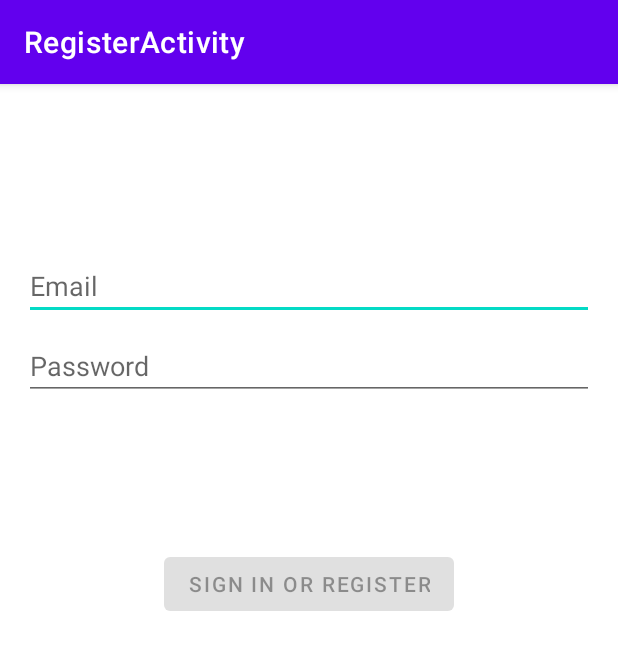
After one commit to binarynumdev/patient-doctor-app, an Android app: the RegisterActivity screen opened directly, with no data from a screen before it, on a phone screen of 412 x 824 dp. The commit adds this screen. Shown: the top 650 px of the screen. Run offline under Robolectric (Android 15) with nearby library versions, the phone set to English and light mode, and no system bars.

Commit message:
check user id and redirect to main or register  screen

```diff
--- a/app/build.gradle
+++ b/app/build.gradle
@@ -64,6 +64,7 @@ dependencies {
 
 
     implementation 'androidx.legacy:legacy-support-v4:1.0.0'
+    implementation 'androidx.annotation:annotation:1.3.0'
 
 
     testImplementation 'junit:junit:4.12'
--- /dev/null
+++ b/app/src/main/java/com/consulmedics/patientdata/ui/login/LoginViewModelFactory.kt
@@ -0,0 +1,25 @@
+package com.consulmedics.patientdata.ui.login
+
+import androidx.lifecycle.ViewModel
+import androidx.lifecycle.ViewModelProvider
+import com.consulmedics.patientdata.data.LoginDataSource
+import com.consulmedics.patientdata.data.LoginRepository
+
+/**
+ * ViewModel provider factory to instantiate LoginViewModel.
+ * Required given LoginViewModel has a non-empty constructor
+ */
+class LoginViewModelFactory : ViewModelProvider.Factory {
+
+    @Suppress("UNCHECKED_CAST")
+    override fun <T : ViewModel> create(modelClass: Class<T>): T {
+        if (modelClass.isAssignableFrom(LoginViewModel::class.java)) {
+            return LoginViewModel(
+                loginRepository = LoginRepository(
+                    dataSource = LoginDataSource()
+                )
+            ) as T
+        }
+        throw IllegalArgumentException("Unknown ViewModel class")
+    }
+}
--- /dev/null
+++ b/app/src/main/java/com/consulmedics/patientdata/ui/login/RegisterActivity.kt
@@ -0,0 +1,130 @@
+package com.consulmedics.patientdata.ui.login
+
+import android.app.Activity
+import androidx.lifecycle.Observer
+import androidx.lifecycle.ViewModelProvider
+import android.os.Bundle
+import androidx.annotation.StringRes
+import androidx.appcompat.app.AppCompatActivity
+import android.text.Editable
+import android.text.TextWatcher
+import android.view.View
+import android.view.inputmethod.EditorInfo
+import android.widget.EditText
+import android.widget.Toast
+import com.consulmedics.patientdata.databinding.ActivityRegisterBinding
+
+import com.consulmedics.patientdata.R
+
+class RegisterActivity : AppCompatActivity() {
+
+    private lateinit var loginViewModel: LoginViewModel
+    private lateinit var binding: ActivityRegisterBinding
+
+    override fun onCreate(savedInstanceState: Bundle?) {
+        super.onCreate(savedInstanceState)
+
+        binding = ActivityRegisterBinding.inflate(layoutInflater)
+        setContentView(binding.root)
+
+        val username = binding.username
+        val password = binding.password
+        val login = binding.login
+        val loading = binding.loading
+
+        loginViewModel = ViewModelProvider(this, LoginViewModelFactory())
+            .get(LoginViewModel::class.java)
+
+        loginViewModel.loginFormState.observe(this, Observer {
+            val loginState = it ?: return@Observer
+
+            // disable login button unless both username / password is valid
+            login.isEnabled = loginState.isDataValid
+
+            if (loginState.usernameError != null) {
+                username.error = getString(loginState.usernameError)
+            }
+            if (loginState.passwordError != null) {
+                password.error = getString(loginState.passwordError)
+            }
+        })
+
+        loginViewModel.loginResult.observe(this, Observer {
+            val loginResult = it ?: return@Observer
+
+            loading.visibility = View.GONE
+            if (loginResult.error != null) {
+                showLoginFailed(loginResult.error)
+            }
+            if (loginResult.success != null) {
+                updateUiWithUser(loginResult.success)
+            }
+            setResult(Activity.RESULT_OK)
+
+            //Complete and destroy login activity once successful
+            finish()
+        })
+
+        username.afterTextChanged {
+            loginViewModel.loginDataChanged(
+                username.text.toString(),
+                password.text.toString()
+            )
+        }
+
+        password.apply {
+            afterTextChanged {
+                loginViewModel.loginDataChanged(
+                    username.text.toString(),
+                    password.text.toString()
+                )
+            }
+
+            setOnEditorActionListener { _, actionId, _ ->
+                when (actionId) {
+                    EditorInfo.IME_ACTION_DONE ->
+                        loginViewModel.login(
+                            username.text.toString(),
+                            password.text.toString()
+                        )
+                }
+                false
+            }
+
+            login.setOnClickListener {
+                loading.visibility = View.VISIBLE
+                loginViewModel.login(username.text.toString(), password.text.toString())
+            }
+        }
+    }
+
+    private fun updateUiWithUser(model: LoggedInUserView) {
+        val welcome = getString(R.string.welcome)
+        val displayName = model.displayName
+        // TODO : initiate successful logged in experience
+        Toast.makeText(
+            applicationContext,
+            "$welcome $displayName",
+            Toast.LENGTH_LONG
+        ).show()
+    }
+
+    private fun showLoginFailed(@StringRes errorString: Int) {
+        Toast.makeText(applicationContext, errorString, Toast.LENGTH_SHORT).show()
+    }
+}
+
+/**
+ * Extension function to simplify setting an afterTextChanged action to EditText components.
+ */
+fun EditText.afterTextChanged(afterTextChanged: (String) -> Unit) {
+    this.addTextChangedListener(object : TextWatcher {
+        override fun afterTextChanged(editable: Editable?) {
+            afterTextChanged.invoke(editable.toString())
+        }
+
+        override fun beforeTextChanged(s: CharSequence, start: Int, count: Int, after: Int) {}
+
+        override fun onTextChanged(s: CharSequence, start: Int, before: Int, count: Int) {}
+    })
+}
--- /dev/null
+++ b/app/src/main/res/layout-w1240dp/activity_register.xml
@@ -0,0 +1,71 @@
+<?xml version="1.0" encoding="utf-8"?>
+<androidx.constraintlayout.widget.ConstraintLayout xmlns:android="http://schemas.android.com/apk/res/android"
+    xmlns:app="http://schemas.android.com/apk/res-auto"
+    xmlns:tools="http://schemas.android.com/tools"
+    android:id="@+id/container"
+    android:layout_width="match_parent"
+    android:layout_height="match_parent"
+    android:paddingLeft="@dimen/activity_horizontal_margin"
+    android:paddingTop="@dimen/activity_vertical_margin"
+    android:paddingRight="@dimen/activity_horizontal_margin"
+    android:paddingBottom="@dimen/activity_vertical_margin"
+    tools:context=".ui.login.RegisterActivity">
+
+    <EditText
+        android:id="@+id/username"
+        android:layout_width="0dp"
+        android:layout_height="wrap_content"
+        android:layout_marginTop="96dp"
+        android:autofillHints="@string/prompt_email"
+        android:hint="@string/prompt_email"
+        android:inputType="textEmailAddress"
+        android:selectAllOnFocus="true"
+        app:layout_constraintEnd_toEndOf="parent"
+        app:layout_constraintStart_toStartOf="parent"
+        app:layout_constraintTop_toTopOf="parent" />
+
+    <EditText
+        android:id="@+id/password"
+        android:layout_width="0dp"
+        android:layout_height="wrap_content"
+        android:layout_marginTop="8dp"
+        android:autofillHints="@string/prompt_password"
+        android:hint="@string/prompt_password"
+        android:imeActionLabel="@string/action_sign_in_short"
+        android:imeOptions="actionDone"
+        android:inputType="textPassword"
+        android:selectAllOnFocus="true"
+        app:layout_constraintEnd_toEndOf="parent"
+        app:layout_constraintStart_toStartOf="parent"
+        app:layout_constraintTop_toBottomOf="@+id/username" />
+
+    <Button
+        android:id="@+id/login"
+        android:layout_width="wrap_content"
+        android:layout_height="wrap_content"
+        android:layout_gravity="start"
+        android:layout_marginTop="16dp"
+        android:layout_marginBottom="64dp"
+        android:enabled="false"
+        android:text="@string/action_sign_in"
+        app:layout_constraintBottom_toBottomOf="parent"
+        app:layout_constraintEnd_toEndOf="parent"
+        app:layout_constraintStart_toStartOf="parent"
+        app:layout_constraintTop_toBottomOf="@+id/password"
+        app:layout_constraintVertical_bias="0.2" />
+
+    <ProgressBar
+        android:id="@+id/loading"
+        android:layout_width="wrap_content"
+        android:layout_height="wrap_content"
+        android:layout_gravity="center"
+        android:layout_marginTop="64dp"
+        android:layout_marginBottom="64dp"
+        android:visibility="gone"
+        app:layout_constraintBottom_toBottomOf="parent"
+        app:layout_constraintEnd_toEndOf="@+id/password"
+        app:layout_constraintStart_toStartOf="@+id/password"
+        app:layout_constraintTop_toTopOf="parent"
+        app:layout_constraintVertical_bias="0.3" />
+
+</androidx.constraintlayout.widget.ConstraintLayout>
--- /dev/null
+++ b/app/src/main/res/layout-w936dp/activity_register.xml
@@ -0,0 +1,78 @@
+<?xml version="1.0" encoding="utf-8"?>
+<androidx.constraintlayout.widget.ConstraintLayout xmlns:android="http://schemas.android.com/apk/res/android"
+    xmlns:app="http://schemas.android.com/apk/res-auto"
+    xmlns:tools="http://schemas.android.com/tools"
+    android:id="@+id/container"
+    android:layout_width="match_parent"
+    android:layout_height="match_parent"
+    android:paddingLeft="@dimen/activity_horizontal_margin"
+    android:paddingTop="@dimen/activity_vertical_margin"
+    android:paddingRight="@dimen/activity_horizontal_margin"
+    android:paddingBottom="@dimen/activity_vertical_margin"
+    tools:context=".ui.login.RegisterActivity">
+
+    <androidx.constraintlayout.widget.ConstraintLayout
+        android:layout_width="840dp"
+        android:layout_height="match_parent"
+        app:layout_constraintEnd_toEndOf="parent"
+        app:layout_constraintStart_toStartOf="parent">
+
+        <EditText
+            android:id="@+id/username"
+            android:layout_width="0dp"
+            android:layout_height="wrap_content"
+            android:layout_marginTop="96dp"
+            android:autofillHints="@string/prompt_email"
+            android:hint="@string/prompt_email"
+            android:inputType="textEmailAddress"
+            android:selectAllOnFocus="true"
+            app:layout_constraintEnd_toEndOf="parent"
+            app:layout_constraintStart_toStartOf="parent"
+            app:layout_constraintTop_toTopOf="parent" />
+
+        <EditText
+            android:id="@+id/password"
+            android:layout_width="0dp"
+            android:layout_height="wrap_content"
+            android:layout_marginTop="8dp"
+            android:autofillHints="@string/prompt_password"
+            android:hint="@string/prompt_password"
+            android:imeActionLabel="@string/action_sign_in_short"
+            android:imeOptions="actionDone"
+            android:inputType="textPassword"
+            android:selectAllOnFocus="true"
+            app:layout_constraintEnd_toEndOf="parent"
+            app:layout_constraintStart_toStartOf="parent"
+            app:layout_constraintTop_toBottomOf="@+id/username" />
+
+        <Button
+            android:id="@+id/login"
+            android:layout_width="wrap_content"
+            android:layout_height="wrap_content"
+            android:layout_gravity="start"
+            android:layout_marginTop="16dp"
+            android:layout_marginBottom="64dp"
+            android:enabled="false"
+            android:text="@string/action_sign_in"
+            app:layout_constraintBottom_toBottomOf="parent"
+            app:layout_constraintEnd_toEndOf="parent"
+            app:layout_constraintStart_toStartOf="parent"
+            app:layout_constraintTop_toBottomOf="@+id/password"
+            app:layout_constraintVertical_bias="0.2" />
+
+        <ProgressBar
+            android:id="@+id/loading"
+            android:layout_width="wrap_content"
+            android:layout_height="wrap_content"
+            android:layout_gravity="center"
+            android:layout_marginTop="64dp"
+            android:layout_marginBottom="64dp"
+            android:visibility="gone"
+            app:layout_constraintBottom_toBottomOf="parent"
+            app:layout_constraintEnd_toEndOf="@+id/password"
+            app:layout_constraintStart_toStartOf="@+id/password"
+            app:layout_constraintTop_toTopOf="parent"
+            app:layout_constraintVertical_bias="0.3" />
+
+    </androidx.constraintlayout.widget.ConstraintLayout>
+</androidx.constraintlayout.widget.ConstraintLayout>
--- /dev/null
+++ b/app/src/main/res/layout/activity_register.xml
@@ -0,0 +1,71 @@
+<?xml version="1.0" encoding="utf-8"?>
+<androidx.constraintlayout.widget.ConstraintLayout xmlns:android="http://schemas.android.com/apk/res/android"
+    xmlns:app="http://schemas.android.com/apk/res-auto"
+    xmlns:tools="http://schemas.android.com/tools"
+    android:id="@+id/container"
+    android:layout_width="match_parent"
+    android:layout_height="match_parent"
+    android:paddingLeft="@dimen/activity_horizontal_margin"
+    android:paddingTop="@dimen/activity_vertical_margin"
+    android:paddingRight="@dimen/activity_horizontal_margin"
+    android:paddingBottom="@dimen/activity_vertical_margin"
+    tools:context=".ui.login.RegisterActivity">
+
+    <EditText
+        android:id="@+id/username"
+        android:layout_width="0dp"
+        android:layout_height="wrap_content"
+        android:layout_marginTop="96dp"
+        android:autofillHints="@string/prompt_email"
+        android:hint="@string/prompt_email"
+        android:inputType="textEmailAddress"
+        android:selectAllOnFocus="true"
+        app:layout_constraintEnd_toEndOf="parent"
+        app:layout_constraintStart_toStartOf="parent"
+        app:layout_constraintTop_toTopOf="parent" />
+
+    <EditText
+        android:id="@+id/password"
+        android:layout_width="0dp"
+        android:layout_height="wrap_content"
+        android:layout_marginTop="8dp"
+        android:autofillHints="@string/prompt_password"
+        android:hint="@string/prompt_password"
+        android:imeActionLabel="@string/action_sign_in_short"
+        android:imeOptions="actionDone"
+        android:inputType="textPassword"
+        android:selectAllOnFocus="true"
+        app:layout_constraintEnd_toEndOf="parent"
+        app:layout_constraintStart_toStartOf="parent"
+        app:layout_constraintTop_toBottomOf="@+id/username" />
+
+    <Button
+        android:id="@+id/login"
+        android:layout_width="wrap_content"
+        android:layout_height="wrap_content"
+        android:layout_gravity="start"
+        android:layout_marginTop="16dp"
+        android:layout_marginBottom="64dp"
+        android:enabled="false"
+        android:text="@string/action_sign_in"
+        app:layout_constraintBottom_toBottomOf="parent"
+        app:layout_constraintEnd_toEndOf="parent"
+        app:layout_constraintStart_toStartOf="parent"
+        app:layout_constraintTop_toBottomOf="@+id/password"
+        app:layout_constraintVertical_bias="0.2" />
+
+    <ProgressBar
+        android:id="@+id/loading"
+        android:layout_width="wrap_content"
+        android:layout_height="wrap_content"
+        android:layout_gravity="center"
+        android:layout_marginTop="64dp"
+        android:layout_marginBottom="64dp"
+        android:visibility="gone"
+        app:layout_constraintBottom_toBottomOf="parent"
+        app:layout_constraintEnd_toEndOf="@+id/password"
+        app:layout_constraintStart_toStartOf="@+id/password"
+        app:layout_constraintTop_toTopOf="parent"
+        app:layout_constraintVertical_bias="0.3" />
+
+</androidx.constraintlayout.widget.ConstraintLayout>
--- a/app/src/main/res/values-land/dimens.xml
+++ b/app/src/main/res/values-land/dimens.xml
@@ -1,3 +1,4 @@
 <resources>
     <dimen name="fab_margin">48dp</dimen>
+    <dimen name="activity_horizontal_margin">48dp</dimen>
 </resources>
--- a/app/src/main/res/values-w1240dp/dimens.xml
+++ b/app/src/main/res/values-w1240dp/dimens.xml
@@ -1,3 +1,4 @@
 <resources>
     <dimen name="fab_margin">200dp</dimen>
+    <dimen name="activity_horizontal_margin">200dp</dimen>
 </resources>
--- a/app/src/main/res/values-w600dp/dimens.xml
+++ b/app/src/main/res/values-w600dp/dimens.xml
@@ -1,3 +1,4 @@
 <resources>
     <dimen name="fab_margin">48dp</dimen>
+    <dimen name="activity_horizontal_margin">48dp</dimen>
 </resources>
--- a/app/src/main/res/values/strings.xml
+++ b/app/src/main/res/values/strings.xml
@@ -30,4 +30,13 @@
     <string name="insurrance_number">Insurrance Number</string>
     <string name="insurrane_name">Insurrance Name</string>
     <string name="insurrance_status">Insurrance Status</string>
+    <string name="title_activity_register">RegisterActivity</string>
+    <string name="prompt_email">Email</string>
+    <string name="prompt_password">Password</string>
+    <string name="action_sign_in">Sign in or register</string>
+    <string name="action_sign_in_short">Sign in</string>
+    <string name="welcome">"Welcome !"</string>
+    <string name="invalid_username">Not a valid username</string>
+    <string name="invalid_password">Password must be >5 characters</string>
+    <string name="login_failed">"Login failed"</string>
 </resources>
```
Also changed, not shown: app/src/main/AndroidManifest.xml (+8 -8 lines), app/src/main/java/com/consulmedics/patientdata/data/LoginDataSource.kt (added, +24 -0 lines), app/src/main/java/com/consulmedics/patientdata/data/LoginRepository.kt (added, +46 -0 lines), app/src/main/java/com/consulmedics/patientdata/data/Result.kt (added, +18 -0 lines), app/src/main/java/com/consulmedics/patientdata/data/model/LoggedInUser.kt (added, +9 -0 lines), app/src/main/java/com/consulmedics/patientdata/threads/CheckUserThread.kt (+29 -2 lines), app/src/main/java/com/consulmedics/patientdata/ui/login/LoggedInUserView.kt (added, +9 -0 lines), app/src/main/java/com/consulmedics/patientdata/ui/login/LoginFormState.kt (added, +10 -0 lines), app/src/main/java/com/consulmedics/patientdata/ui/login/LoginResult.kt (added, +9 -0 lines), app/src/main/java/com/consulmedics/patientdata/ui/login/LoginViewModel.kt (added, +55 -0 lines).
